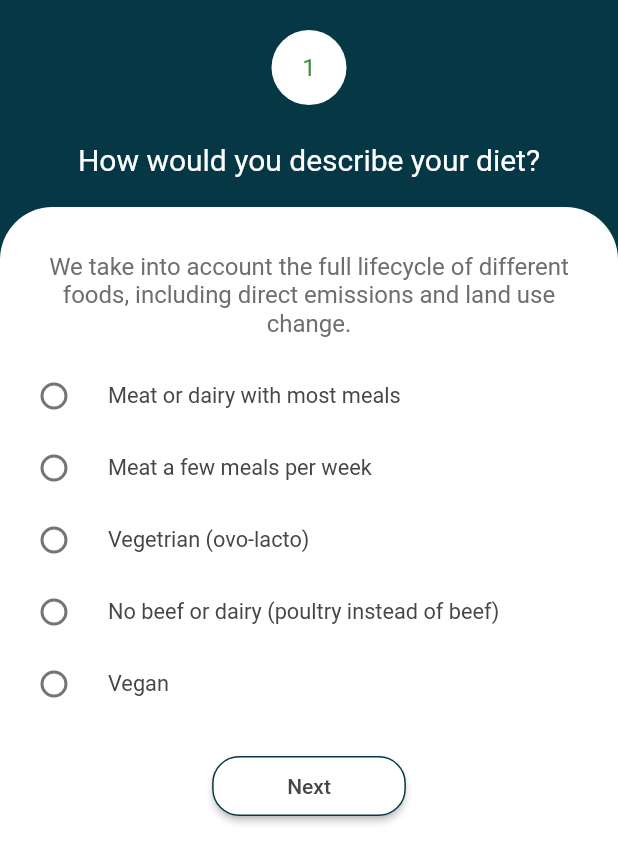
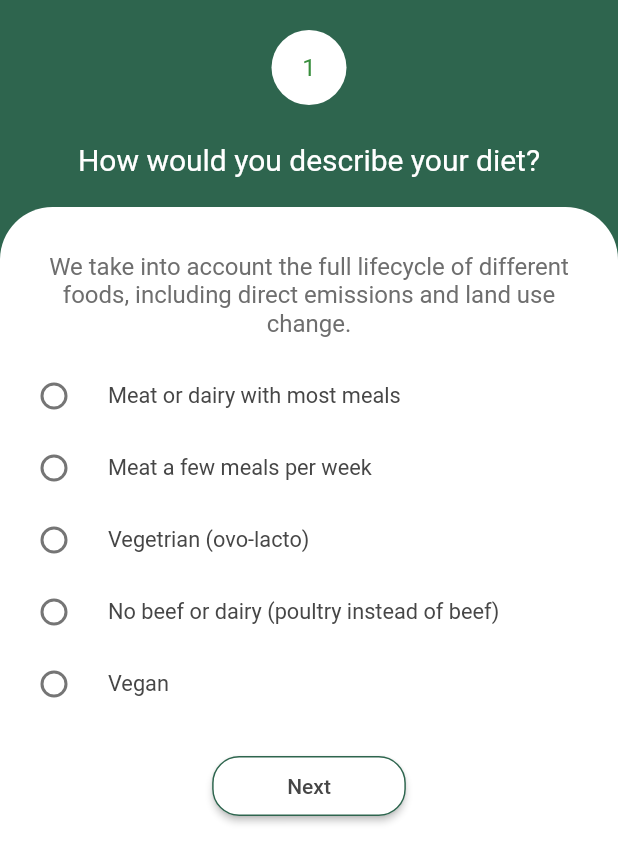
Before and after one commit to steevjames/Nirmaan-Project, a Flutter app: the screen it shows after launch, after a tap on "Take Questionnare", on a phone screen of 412 x 824 dp. Shown: the top 863 px of the screen. Run offline on Flutter 3.47's test engine with Material 2 defaults, Android fonts, the light colour scheme and no system bars; our stand-ins replace avatar_glow, carousel_slider, font_awesome_flutter, google_sign_in, introduction_screen; network calls fail.

Commit message:
Changed front page & colors

```diff
--- a/lib/Components/styling.dart
+++ b/lib/Components/styling.dart
@@ -3,7 +3,7 @@ import 'package:flutter/material.dart';
 // Add commonly used colors, fonts, image paths etc here so that it can be
 // changed throught the app easily & no need to copy paste everytime.
 
-Color primaryColor = Color.fromRGBO(5, 55, 68, 1);
+Color primaryColor = Color(0xff2e654e);
 Color textColorLight = Color.fromRGBO(110, 110, 110, 1);
 Color lightGreen = Colors.green;
 Color textColor = Color.fromRGBO(70, 70, 70, 1);
--- a/lib/Components/zeroHeightAppbar.dart
+++ b/lib/Components/zeroHeightAppbar.dart
@@ -1,3 +1,4 @@
+import 'package:carbonfootprint/Components/styling.dart';
 import 'package:flutter/material.dart';
 
 zeroHeightAppbar() {
@@ -5,7 +6,7 @@ zeroHeightAppbar() {
   return PreferredSize(
     preferredSize: Size.fromHeight(0.0),
     child: AppBar(
-      backgroundColor: Color.fromRGBO(5, 55, 68, 1),
+      backgroundColor: primaryColor,
     ),
   );
 }
--- a/lib/Homepage/Components/foot.dart
+++ b/lib/Homepage/Components/foot.dart
@@ -3,10 +3,10 @@ import 'package:flutter/material.dart';
 
 Widget generateFoot(context) {
   List<Map<String, dynamic>> data = [
-    {"name": "Transportation", "value": 5, "color": Colors.greenAccent},
-    {"name": "Cooking", "value": 5, "color": Colors.green},
-    {"name": "Air Travel", "value": 5, "color": Colors.lightGreen},
-    {"name": "Something else", "value": 5, "color": Colors.grey},
+    {"name": "Transportation", "value": 5, "color": Color(0xff8abaae)},
+    {"name": "Cooking", "value": 5, "color": Color(0xff5ca08e)},
+    {"name": "Air Travel", "value": 5, "color": Color(0xff2e856e)},
+    {"name": "Something else", "value": 5, "color": Color(0xff006a4e)},
   ];
 
 // Total value
@@ -34,7 +34,7 @@ Widget generateFoot(context) {
     child: Row(
       crossAxisAlignment: CrossAxisAlignment.stretch,
       children: [
-        SizedBox(width: 20),
+        SizedBox(width: MediaQuery.of(context).size.width * .08),
         ShaderMask(
           blendMode: BlendMode.srcIn,
           shaderCallback: (Rect bounds) {
@@ -47,7 +47,7 @@ Widget generateFoot(context) {
             ).createShader(bounds);
           },
           child: Image(
-            width: MediaQuery.of(context).size.width * .3,
+            width: MediaQuery.of(context).size.width * .28,
             image: AssetImage("assets/foot.png"),
           ),
         ),
@@ -71,7 +71,7 @@ Widget generateFoot(context) {
                       children: [
                         Text(
                           data[index]["name"],
-                          style: TextStyle(color: textColor, fontSize: 14),
+                          style: TextStyle(color: textColor, fontSize: 13),
                         ),
                         SizedBox(height: 5),
                         Text(
--- a/lib/Homepage/Components/header.dart
+++ b/lib/Homepage/Components/header.dart
@@ -1,3 +1,5 @@
+import 'package:avatar_glow/avatar_glow.dart';
+import 'package:carbonfootprint/Components/styling.dart';
 import 'package:flutter/material.dart';
 
 class HomePageHeader extends StatelessWidget {
@@ -8,41 +10,41 @@ class HomePageHeader extends StatelessWidget {
   @override
   Widget build(BuildContext context) {
     return Padding(
-      padding: const EdgeInsets.symmetric(horizontal: 30, vertical: 20),
+      padding: const EdgeInsets.symmetric(horizontal: 45, vertical: 5),
       child: Column(
         crossAxisAlignment: CrossAxisAlignment.stretch,
         children: [
-          Text(
-            "Hey Steev,",
-            style: TextStyle(color: Colors.white, fontSize: 20),
+          SizedBox(height: 10),
+          AvatarGlow(
+            endRadius: 75.0,
+            glowColor: Colors.white,
+            showTwoGlows: true,
+            duration: Duration(milliseconds: 2000),
+            child: Material(
+              elevation: 8.0,
+              shape: CircleBorder(),
+              child: CircleAvatar(
+                radius: 45.0,
+                backgroundColor: Colors.grey[100],
+                child: Text(
+                  "50 Kg",
+                  style: TextStyle(
+                    color: primaryColor,
+                    fontSize: 20,
+                  ),
+                ),
+              ),
+            ),
           ),
-          SizedBox(height: 25),
+          SizedBox(height: 10),
           Center(
             child: Text(
-              "Your average monthly carbon footprint is",
-              style: TextStyle(color: Colors.white, fontSize: 20),
+              "is your total carbon emission this month",
+              style: TextStyle(color: Colors.white, fontSize: 14),
               textAlign: TextAlign.center,
             ),
           ),
-          SizedBox(
-            height: 30,
-          ),
-          Row(
-            mainAxisAlignment: MainAxisAlignment.center,
-            children: [
-              Text(
-                carbonFootprint,
-                style: TextStyle(color: Colors.white, fontSize: 27),
-              ),
-              Text(
-                " CO2",
-                style: TextStyle(color: Colors.green, fontSize: 27),
-              ),
-            ],
-          ),
-          SizedBox(
-            height: 15,
-          ),
+          SizedBox(height: 25),
         ],
       ),
     );
--- a/lib/Leaderboard/Components/header.dart
+++ b/lib/Leaderboard/Components/header.dart
@@ -22,8 +22,8 @@ class Leaderboardheader extends StatelessWidget {
             height: 20,
           ),
           Text(
-            "Here are the top performers this month",
-            style: TextStyle(color: Colors.white, fontSize: 20),
+            "Here are the top performers of \nthis month",
+            style: TextStyle(color: Colors.white, fontSize: 15),
             textAlign: TextAlign.center,
           ),
           SizedBox(
--- a/lib/Login/login.dart
+++ b/lib/Login/login.dart
@@ -42,7 +42,7 @@ class SignInDemoState extends State<SignInDemo> {
     });
     final http.Response response = await http.get(
       'https://people.googleapis.com/v1/people/me/connections'
-          '?requestMask.includeField=person.names',
+      '?requestMask.includeField=person.names',
       headers: await _currentUser.authHeaders,
     );
     if (response.statusCode != 200) {
@@ -67,12 +67,12 @@ class SignInDemoState extends State<SignInDemo> {
   String _pickFirstNamedContact(Map<String, dynamic> data) {
     final List<dynamic> connections = data['connections'];
     final Map<String, dynamic> contact = connections?.firstWhere(
-          (dynamic contact) => contact['names'] != null,
+      (dynamic contact) => contact['names'] != null,
       orElse: () => null,
     );
     if (contact != null) {
       final Map<String, dynamic> name = contact['names'].firstWhere(
-            (dynamic name) => name['displayName'] != null,
+        (dynamic name) => name['displayName'] != null,
         orElse: () => null,
       );
       if (name != null) {
--- a/lib/Pledges/Components/header.dart
+++ b/lib/Pledges/Components/header.dart
@@ -9,7 +9,7 @@ class Pledgesheader extends StatelessWidget {
         crossAxisAlignment: CrossAxisAlignment.stretch,
         children: [
           SizedBox(
-            height: 15,
+            height: 20,
           ),
           Center(
             child: Text(
@@ -19,7 +19,7 @@ class Pledgesheader extends StatelessWidget {
             ),
           ),
           SizedBox(
-            height: 15,
+            height: 20,
           ),
           Text(
             "Take up these pledges to reduce your carbon footprint.",
@@ -27,7 +27,7 @@ class Pledgesheader extends StatelessWidget {
             textAlign: TextAlign.center,
           ),
           SizedBox(
-            height: 15,
+            height: 30,
           ),
         ],
       ),
--- a/pubspec.yaml
+++ b/pubspec.yaml
@@ -19,6 +19,7 @@ dependencies:
   intl: ^0.15.8
   font_awesome_flutter: ^8.5.0
   carousel_slider: ^2.3.1
+  avatar_glow: ^1.2.0
 
 
   # The following adds the Cupertino Icons font to your application.
```
Also changed, not shown: pubspec.lock.
